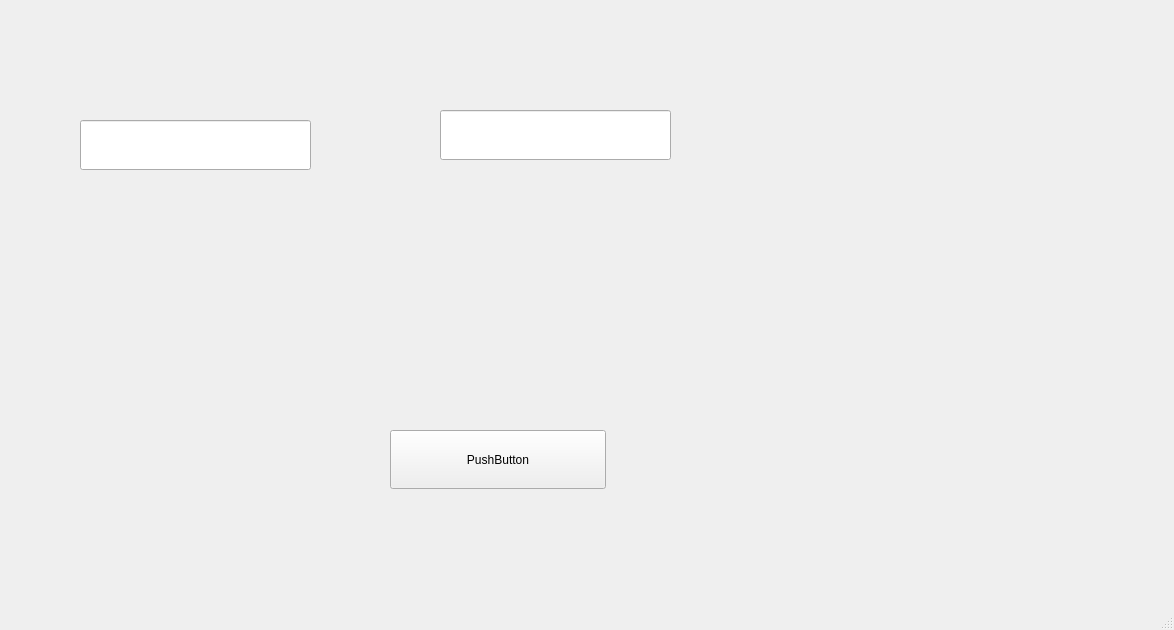
Before: the Qt Designer form Everyday/0tobiipro/Tobii4C/GUI/Demo/mainwindow.ui in intfreedom/C, drawn with Qt 5.
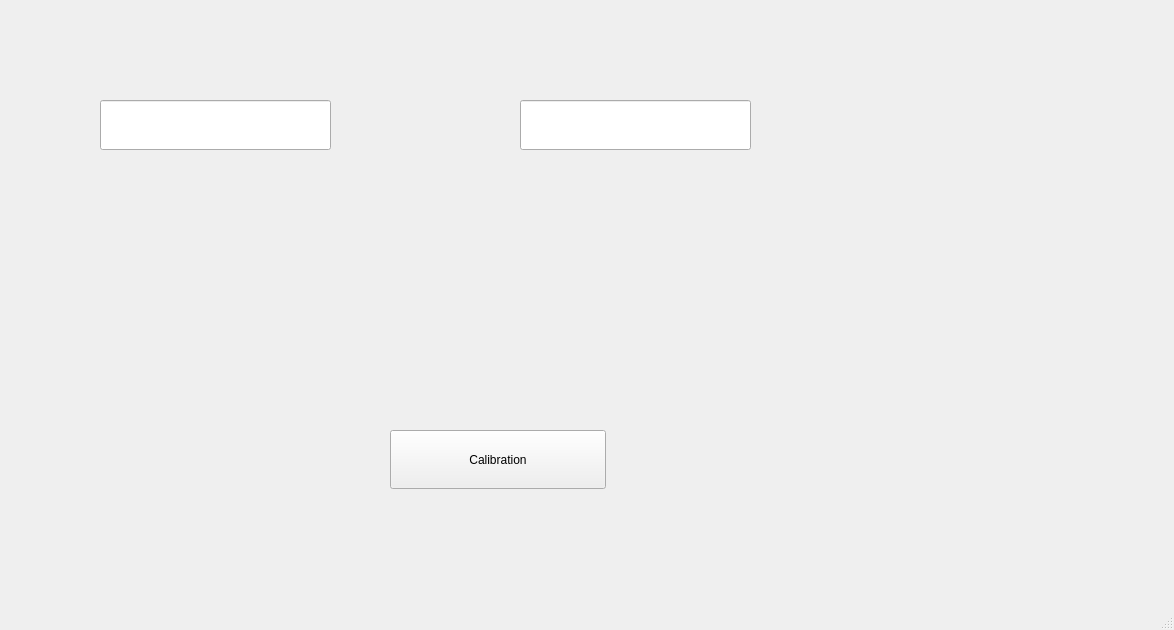
After: the same form once the commit is applied.

Patch:
```diff
--- a/Everyday/0tobiipro/Tobii4C/GUI/Demo/mainwindow.ui
+++ b/Everyday/0tobiipro/Tobii4C/GUI/Demo/mainwindow.ui
@@ -24,14 +24,14 @@
      </rect>
     </property>
     <property name="text">
-     <string>PushButton</string>
+     <string>Calibration</string>
     </property>
    </widget>
    <widget class="QLineEdit" name="lineEdit">
     <property name="geometry">
      <rect>
-      <x>440</x>
-      <y>110</y>
+      <x>520</x>
+      <y>100</y>
       <width>231</width>
       <height>50</height>
      </rect>
@@ -40,8 +40,8 @@
    <widget class="QLineEdit" name="lineEdit_2">
     <property name="geometry">
      <rect>
-      <x>80</x>
-      <y>120</y>
+      <x>100</x>
+      <y>100</y>
       <width>231</width>
       <height>50</height>
      </rect>
```
